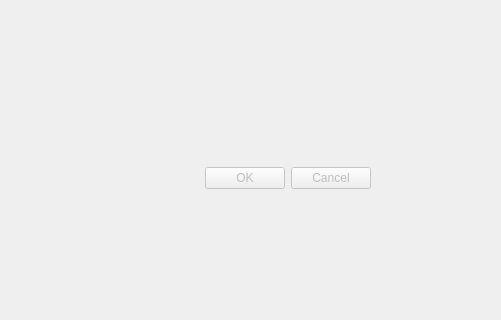
Above: osmand_linker_dialog_avnotes.ui from sylsta/OsmAnd_bridge before the change; both pictures show x 0 to 501 and y 358 to 678 of the 623 by 678 pixel window. Below: the same form after it.
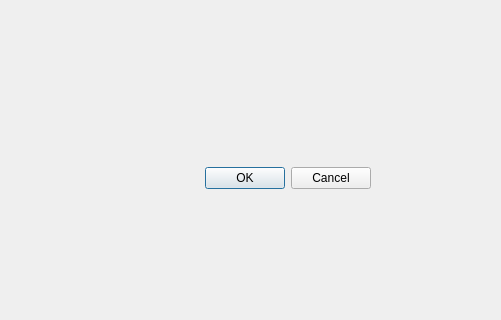
That is the form after the change. Custom widgets are drawn as their Qt base class.

Commit message: had hard links to directories for quickest debug

Patch:
```diff
--- a/osmand_linker_dialog_avnotes.ui
+++ b/osmand_linker_dialog_avnotes.ui
@@ -18,7 +18,7 @@
   </property>
   <widget class="QDialogButtonBox" name="buttonBox">
    <property name="enabled">
-    <bool>false</bool>
+    <bool>true</bool>
    </property>
    <property name="geometry">
     <rect>
```
Left out of the diff: 2 changed lines with no effect on the pictures. The commit also changes 1 other file.
